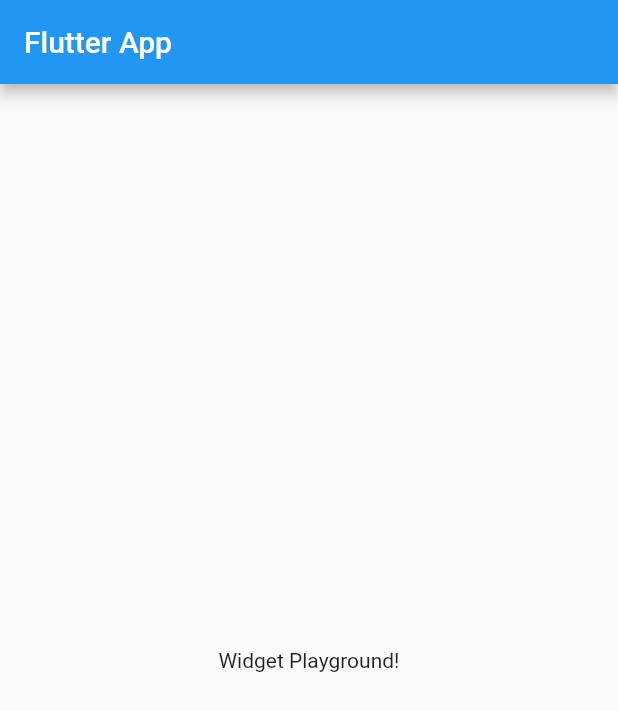
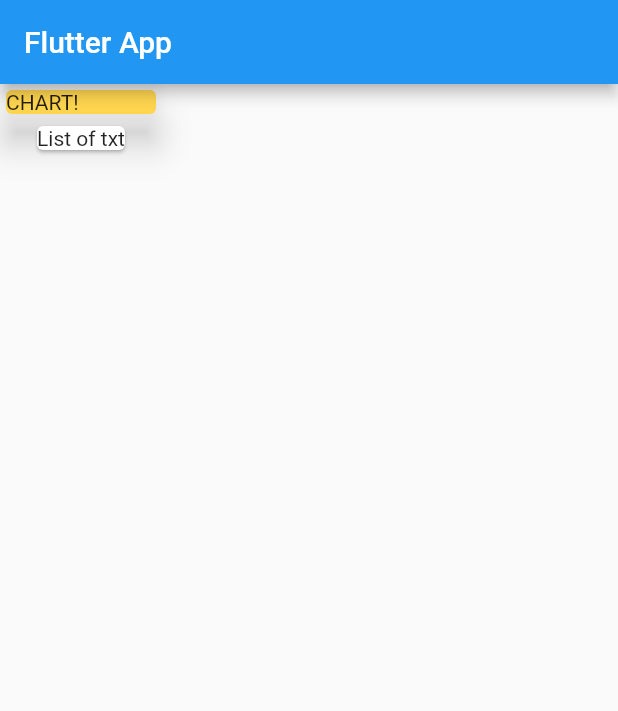
Before and after one commit to EvGen94/expenses_planner, a Flutter app: the screen it shows after launch, on a phone screen of 412 x 824 dp. Shown: the top 711 px of the screen. Run offline on Flutter 3.47's test engine with Material 2 defaults, Android fonts, the phone set to English and light mode, and no system bars.

Commit message:
add_card

```diff
--- a/expenses_planner/lib/main.dart
+++ b/expenses_planner/lib/main.dart
@@ -19,8 +19,16 @@ class MyHomePage extends StatelessWidget {
       appBar: AppBar(
         title: Text('Flutter App'),
       ),
-      body: Center(
-        child: Text('Widget Playground!'),
+      body: Column(
+        children: <Widget>[
+          Card( color: Colors.amber[300],
+            child: Container(width: 100, child: Text('CHART!')),
+            elevation: 10,
+          ),
+          Card(
+            child: Text('List of txt'),
+          ),
+        ],
       ),
     );
   }
```
